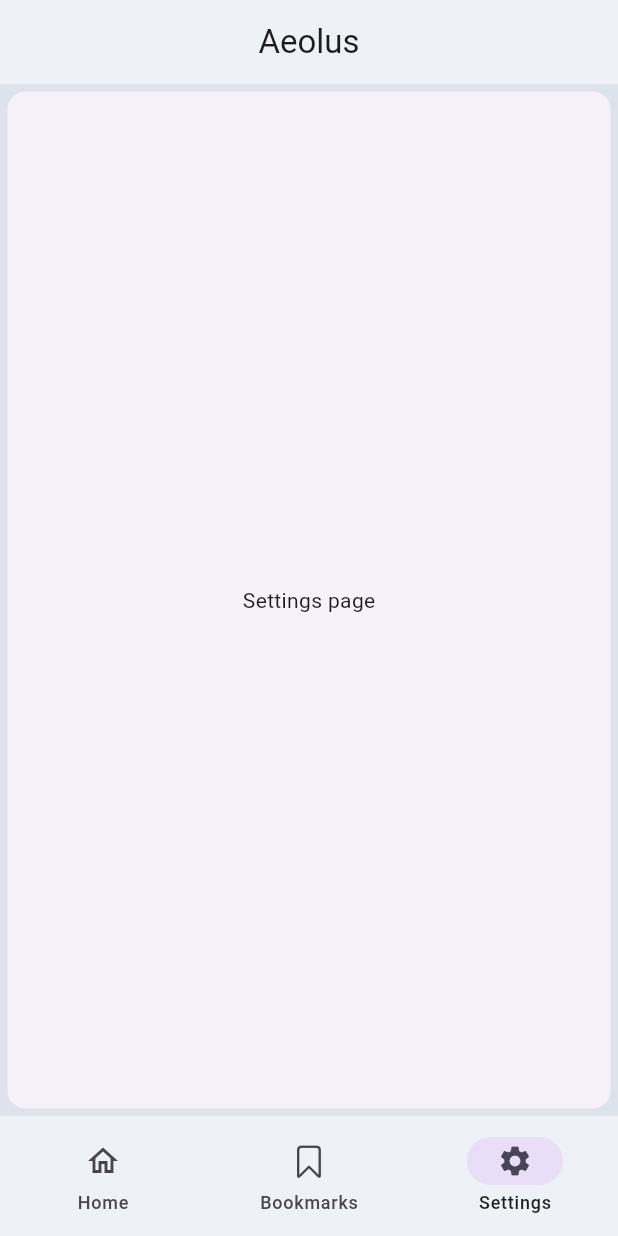
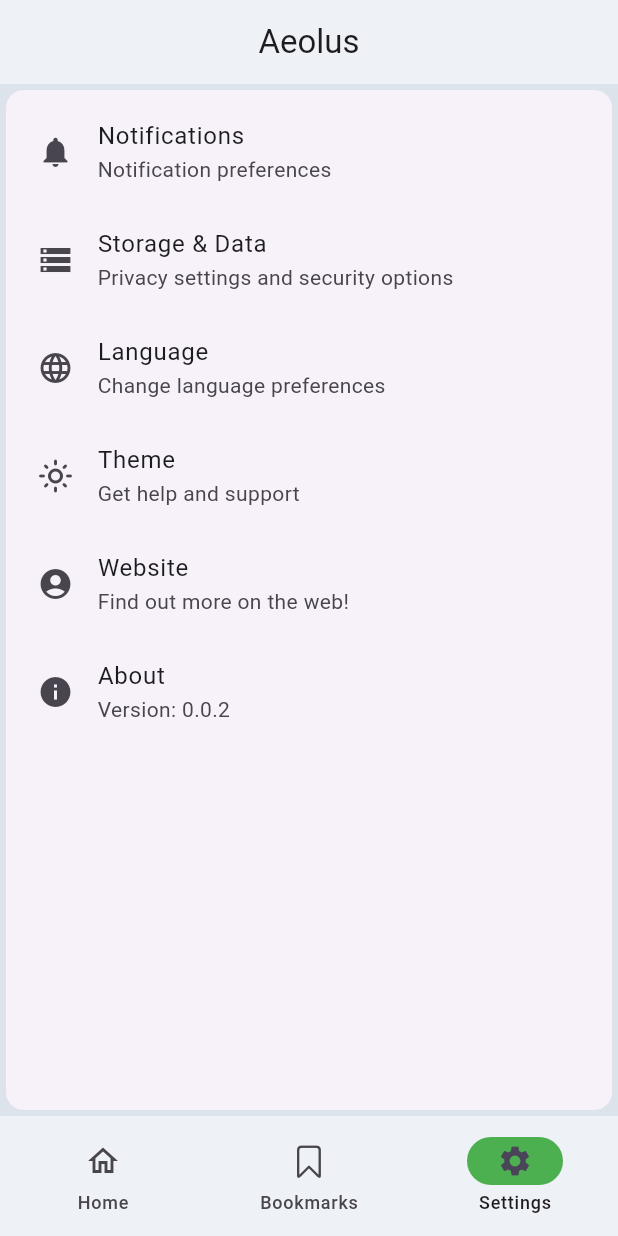
Before and after one commit to omar0176/weather, a Flutter app: the screen it shows after launch, item 3 of the bottom bar chosen, on a phone screen of 412 x 824 dp. Run offline on Flutter 3.47's test engine with Material 3 defaults, Android fonts, the phone set to English and light mode, and no system bars.

Commit message:
-Set up most of the settings page.
- changed the active page color in the navigation bar.
- add const wherever it asked me to.
- fell asleep for a bit

- made a dumb mistake

- asked chatGPT if I am an idiot

```diff
--- a/lib/window.dart
+++ b/lib/window.dart
@@ -21,14 +21,14 @@ class _MainWindowState extends State<Main_window> {
             title: const Center(
               child: Text(
                 'Aeolus',
-                style: TextStyle(
-                ),
+                style: TextStyle(),
               ),
             ),
             backgroundColor: Colors.white.withOpacity(0.5),
           ),
           backgroundColor: const Color(0xFFDCE3EA), // Set background color here
           bottomNavigationBar: NavigationBar(
+            indicatorColor: Colors.green,
             backgroundColor: Colors.white.withOpacity(0.5),
             onDestinationSelected: (int index) {
               setState(() {
@@ -59,7 +59,7 @@ class _MainWindowState extends State<Main_window> {
             children: [
               _buildHomePage(),
               _buildSimplePage('Bookmarks page'),
-              _buildSimplePage('Settings page'),
+              _buildSettingsPage(),
             ],
           ),
         ),
@@ -70,7 +70,7 @@ class _MainWindowState extends State<Main_window> {
   Widget _buildHomePage() {
     return SingleChildScrollView(
         child: Container(
-      decoration: BoxDecoration(
+      decoration: const BoxDecoration(
         image: DecorationImage(
           image: AssetImage('images/Trees.png'),
           fit: BoxFit.fitWidth,
@@ -106,8 +106,8 @@ class _MainWindowState extends State<Main_window> {
                   decoration: BoxDecoration(
                     boxShadow: [
                       BoxShadow(
-                        color: Color(0xFFB2E4FA).withOpacity(0.3),
-                        offset: Offset(0, 4),
+                        color: const Color(0xFFB2E4FA).withOpacity(0.3),
+                        offset: const Offset(0, 4),
                         blurRadius: 4,
                         spreadRadius: 0,
                       ),
@@ -133,8 +133,8 @@ class _MainWindowState extends State<Main_window> {
               decoration: BoxDecoration(
                 boxShadow: [
                   BoxShadow(
-                    color: Color(0xFFB2E4FA).withOpacity(0.3),
-                    offset: Offset(0, 4),
+                    color: const Color(0xFFB2E4FA).withOpacity(0.3),
+                    offset: const Offset(0, 4),
                     blurRadius: 4,
                     spreadRadius: 0,
                   ),
@@ -264,6 +264,66 @@ class _MainWindowState extends State<Main_window> {
     ));
   }
 
+  Widget _buildSettingsPage() {
+    return Card(
+      shadowColor: Colors.transparent,
+      child: Container(
+        child: Padding(
+        padding: const EdgeInsets.all(5.0), // Border padding 5.0 or 16.0
+          child: ListView(
+            children: [
+              ListTile(
+                leading: const Icon(Icons.notifications),
+                title: const Text('Notifications'),
+                subtitle: const Text('Notification preferences'),
+                onTap: () {
+                  // Navigate to notification settings
+                },
+              ),
+              ListTile(
+                leading: const Icon(Icons.storage_outlined),
+                title: const Text('Storage & Data'),
+                subtitle: const Text('Privacy settings and security options'),
+                onTap: () {
+                  // Navigate to privacy & security settings
+                },
+              ),
+              ListTile(
+                leading: const Icon(Icons.language),
+                title: const Text('Language'),
+                subtitle: const Text('Change language preferences'),
+                onTap: () {
+                  // Navigate to language settings
+                },
+              ),
+              ListTile(
+                leading: const Icon(Icons.light_mode_outlined),
+                title: const Text('Theme'),
+                subtitle: const Text('Get help and support'),
+                onTap: () {
+                  // Navigate to help & support
+                },
+              ),
+              ListTile(
+                leading: const Icon(Icons.account_circle),
+                title: const Text('Website'),
+                subtitle: const Text('Find out more on the web!'),
+                onTap: () {
+                  // Open website homepage
+                },
+              ),
+              const ListTile(
+                leading: Icon(Icons.info),
+                title: Text('About'),
+                  subtitle: Text('Version: 0.0.2'),
+              ),
+            ],
+          )
+    ),
+      ),
+    );
+  }
+
   Widget _buildSimplePage(String title) {
     return Card(
       shadowColor: Colors.transparent,
```
